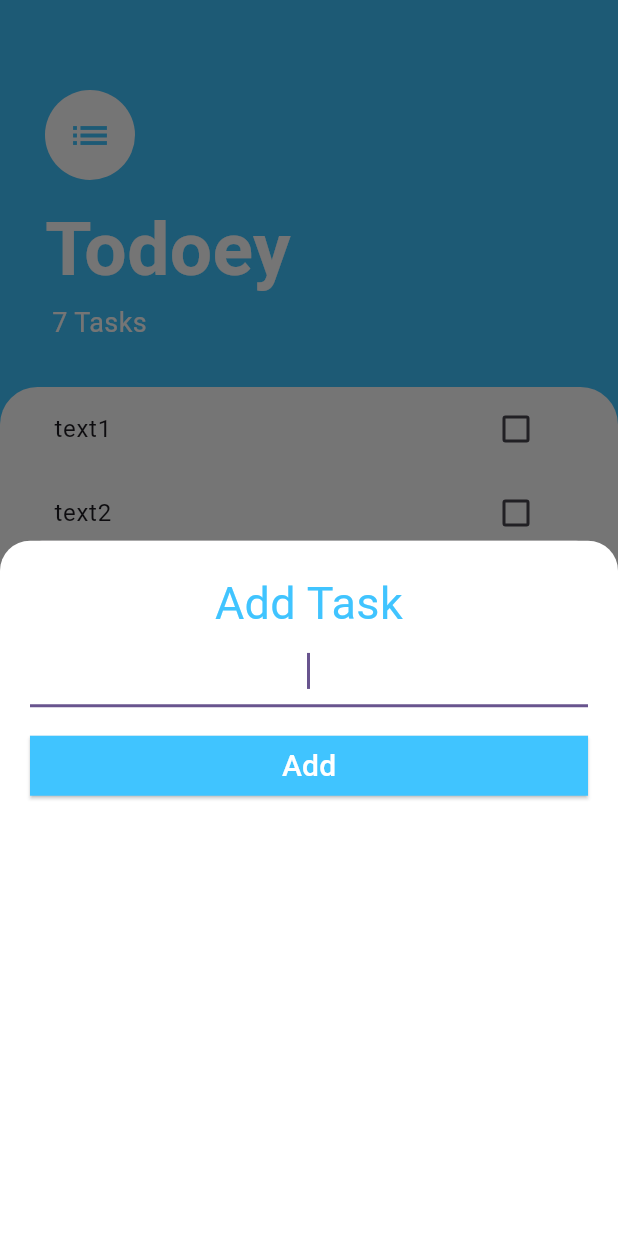
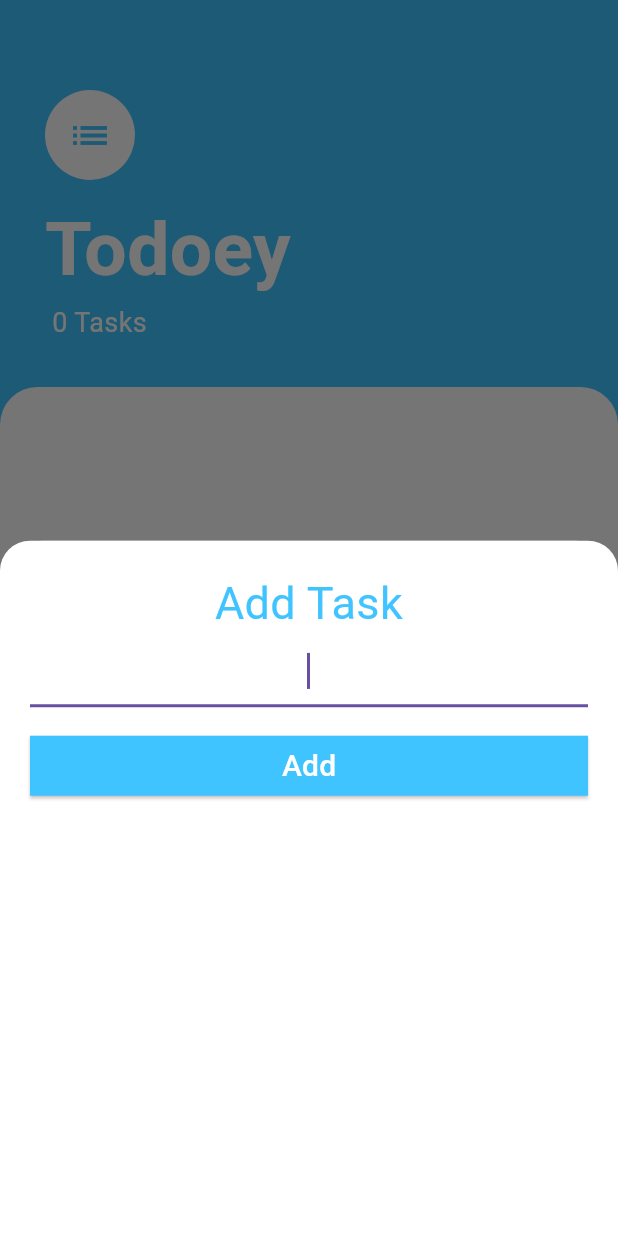
Before and after one commit to Anan-Elayan/ToDo_app, a Flutter app: the screen it shows after launch, after a tap on the "add" icon, on a phone screen of 412 x 824 dp. Run offline on Flutter 3.47's test engine with Material 3 defaults, Android fonts, the phone set to English and light mode, and no system bars; our stand-ins replace shared_preferences.

```diff
--- a/lib/main.dart
+++ b/lib/main.dart
@@ -1,22 +1,23 @@
 import 'package:flutter/material.dart';
+import 'package:provider/provider.dart';
+import 'package:todo_app/model/task_data.dart';
 import 'package:todo_app/screens/task_screen.dart';
 
-void main() {
-  runApp(const MyApp());
+void main() async {
+  WidgetsFlutterBinding.ensureInitialized();
+
+  runApp(MyApp());
 }
 
 class MyApp extends StatelessWidget {
-  const MyApp({super.key});
   @override
   Widget build(BuildContext context) {
-    return MaterialApp(
-      debugShowCheckedModeBanner: false,
-      title: 'Flutter Demo',
-      theme: ThemeData(
-        colorScheme: ColorScheme.fromSeed(seedColor: Colors.deepPurple),
-        useMaterial3: true,
+    return ChangeNotifierProvider(
+      create: (context) => TaskData(),
+      child: const MaterialApp(
+        debugShowCheckedModeBanner: false,
+        home: TaskScreen(),
       ),
-      home: const TaskScreen(),
     );
   }
 }
--- /dev/null
+++ b/lib/model/task_data.dart
@@ -0,0 +1,65 @@
+import 'dart:collection';
+import 'dart:convert';
+
+import 'package:flutter/foundation.dart';
+import 'package:shared_preferences/shared_preferences.dart';
+import 'package:todo_app/model/task.dart';
+
+class TaskData extends ChangeNotifier {
+  final List<Task> _tasks = [];
+
+  TaskData() {
+    loadTasks();
+  }
+
+  UnmodifiableListView<Task> get tasks {
+    return UnmodifiableListView(_tasks);
+  }
+
+  int get taskCount {
+    return _tasks.length;
+  }
+
+  void addTask(String newTaskTitle) {
+    final task = Task(name: newTaskTitle);
+    _tasks.add(task);
+    saveTasks();
+    notifyListeners();
+  }
+
+  void updateTask(Task task) {
+    task.toggleDone();
+    saveTasks();
+    notifyListeners();
+  }
+
+  void deleteTask(Task task) {
+    _tasks.remove(task);
+    saveTasks();
+    notifyListeners();
+  }
+
+  // Save tasks to SharedPreferences
+  Future<void> saveTasks() async {
+    final prefs = await SharedPreferences.getInstance();
+    final taskList = _tasks.map((task) => task.toMap()).toList();
+    final taskListString = jsonEncode(taskList);
+    print('Saving tasks: $taskListString');
+    await prefs.setString('tasks', taskListString);
+  }
+
+  // Load tasks from SharedPreferences
+  Future<void> loadTasks() async {
+    final prefs = await SharedPreferences.getInstance();
+    final taskListString = prefs.getString('tasks');
+    if (taskListString != null) {
+      print('Loading tasks: $taskListString');
+      final List<dynamic> taskList = jsonDecode(taskListString);
+      _tasks.clear();
+      _tasks.addAll(taskList.map((task) => Task.fromMap(task)).toList());
+      notifyListeners();
+    } else {
+      print('No tasks found in SharedPreferences');
+    }
+  }
+}
--- a/lib/screens/add_task_screen.dart
+++ b/lib/screens/add_task_screen.dart
@@ -1,13 +1,25 @@
 import 'package:flutter/material.dart';
+import 'package:provider/provider.dart';
+import 'package:todo_app/model/task_data.dart';
 
-class AddTaskScreen extends StatelessWidget {
-  const AddTaskScreen({super.key, required this.addTaskCallback});
+class AddTaskScreen extends StatefulWidget {
+  const AddTaskScreen({super.key});
 
-  final Function(String?) addTaskCallback;
+  @override
+  _AddTaskScreenState createState() => _AddTaskScreenState();
+}
+
+class _AddTaskScreenState extends State<AddTaskScreen> {
+  final TextEditingController _controller = TextEditingController();
+
+  @override
+  void dispose() {
+    _controller.dispose();
+    super.dispose();
+  }
+
   @override
   Widget build(BuildContext context) {
-    String? newTaskTitle;
-
     return Container(
       color: Color(0xFF757575),
       child: Container(
@@ -31,11 +43,9 @@ class AddTaskScreen extends StatelessWidget {
               ),
             ),
             TextField(
+              controller: _controller,
               autofocus: true,
               textAlign: TextAlign.center,
-              onChanged: (value) {
-                newTaskTitle = value;
-              },
             ),
             const SizedBox(
               height: 15,
@@ -52,7 +62,12 @@ class AddTaskScreen extends StatelessWidget {
                 ),
               ),
               onPressed: () {
-                addTaskCallback(newTaskTitle);
+                final String newTaskTitle = _controller.text;
+                if (newTaskTitle.isNotEmpty) {
+                  Provider.of<TaskData>(context, listen: false)
+                      .addTask(newTaskTitle);
+                  Navigator.pop(context);
+                }
               },
               child: const Text(
                 "Add",
--- a/lib/screens/task_screen.dart
+++ b/lib/screens/task_screen.dart
@@ -1,26 +1,12 @@
 import 'package:flutter/material.dart';
+import 'package:provider/provider.dart';
+import 'package:todo_app/model/task_data.dart';
 import 'package:todo_app/screens/add_task_screen.dart';
 
-import '../model/task.dart';
 import '../widgets/tasks_list.dart';
 
-class TaskScreen extends StatefulWidget {
+class TaskScreen extends StatelessWidget {
   const TaskScreen({super.key});
-
-  @override
-  State<TaskScreen> createState() => _TaskScreenState();
-}
-
-class _TaskScreenState extends State<TaskScreen> {
-  List<Task> tasks = [
-    Task(name: 'text1'),
-    Task(name: 'text2'),
-    Task(name: 'text3'),
-    Task(name: 'text4'),
-    Task(name: 'text5'),
-    Task(name: 'text6'),
-    Task(name: 'text7'),
-  ];
 
   @override
   Widget build(BuildContext context) {
@@ -39,17 +25,7 @@ class _TaskScreenState extends State<TaskScreen> {
         onPressed: () {
           showModalBottomSheet(
             context: context,
-            builder: (context) => AddTaskScreen(
-              addTaskCallback: (newTaskTitle) {
-                setState(() {
-                  tasks.add(
-                    Task(name: newTaskTitle!),
-                  );
-                });
-                Navigator.pop(context);
-                // print(newTaskTitle);
-              },
-            ),
+            builder: (context) => AddTaskScreen(),
           );
         },
       ),
@@ -87,7 +63,7 @@ class _TaskScreenState extends State<TaskScreen> {
                   ),
                 ),
                 Text(
-                  ' ${tasks.length.toString()} Tasks',
+                  ' ${Provider.of<TaskData>(context).taskCount} Tasks',
                   style: TextStyle(
                     color: Colors.white,
                     fontSize: 18.0,
@@ -106,7 +82,7 @@ class _TaskScreenState extends State<TaskScreen> {
                   topLeft: Radius.circular(25.0),
                 ),
               ),
-              child: TasksList(tasks: tasks),
+              child: TasksList(),
             ),
           ),
         ],
--- a/lib/widgets/tasks_list.dart
+++ b/lib/widgets/tasks_list.dart
@@ -1,33 +1,33 @@
 import 'package:flutter/material.dart';
+import 'package:provider/provider.dart';
+import 'package:todo_app/model/task_data.dart';
 import 'package:todo_app/widgets/tasks_tile.dart';
 
-import '../model/task.dart';
-
-class TasksList extends StatefulWidget {
-  const TasksList({
-    Key? key,
-    required this.tasks,
-  }) : super(key: key);
-
-  final List<Task> tasks;
+class TasksList extends StatelessWidget {
+  const TasksList({super.key});
 
   @override
-  State<TasksList> createState() => _TasksListState();
-}
-
-class _TasksListState extends State<TasksList> {
-  @override
   Widget build(BuildContext context) {
-    return ListView.builder(
-      itemCount: widget.tasks.length,
-      itemBuilder: (context, index) {
-        return TaskTile(
-          taskTitle: widget.tasks[index].name,
-          isChecked: widget.tasks[index].isDone,
-          checkboxCallback: (bool? checkboxState) {
-            setState(() {
-              widget.tasks[index].toggleDone();
-            });
+    return Consumer<TaskData>(
+      builder: (BuildContext context, taskData, Widget? child) {
+        return ListView.builder(
+          itemCount: taskData.taskCount,
+          itemBuilder: (context, index) {
+            final task = taskData.tasks[index];
+            return TaskTile(
+              //Provider.of<TaskData>(context).tasks[index].name,
+              taskTitle: task.name,
+              isChecked: task.isDone,
+              checkboxCallback: (bool? checkboxState) {
+                // setState(() {
+                //   Provider.of<TaskData>(context).tasks[index].toggleDone();
+                // });
+                taskData.updateTask(task);
+              },
+              longPressCallback: () {
+                taskData.deleteTask(task);
+              },
+            );
           },
         );
       },
--- a/lib/widgets/tasks_tile.dart
+++ b/lib/widgets/tasks_tile.dart
@@ -4,16 +4,19 @@ class TaskTile extends StatelessWidget {
   final bool? isChecked;
   final String taskTitle;
   final Function(bool?) checkboxCallback;
+  final Function() longPressCallback;
 
   TaskTile({
     required this.taskTitle,
     required this.isChecked,
     required this.checkboxCallback,
+    required this.longPressCallback,
   });
 
   @override
   Widget build(BuildContext context) {
     return ListTile(
+      onLongPress: longPressCallback,
       title: Text(
         taskTitle,
         style: TextStyle(
--- a/pubspec.yaml
+++ b/pubspec.yaml
@@ -16,6 +16,8 @@ dependencies:
 
 
   cupertino_icons: ^1.0.2
+  provider: ^6.1.2
+  shared_preferences: ^2.2.3
 
 dev_dependencies:
   flutter_test:
```
Also changed, not shown: lib/model/task.dart (+16 -0 lines), pubspec.lock, 2 other files.
